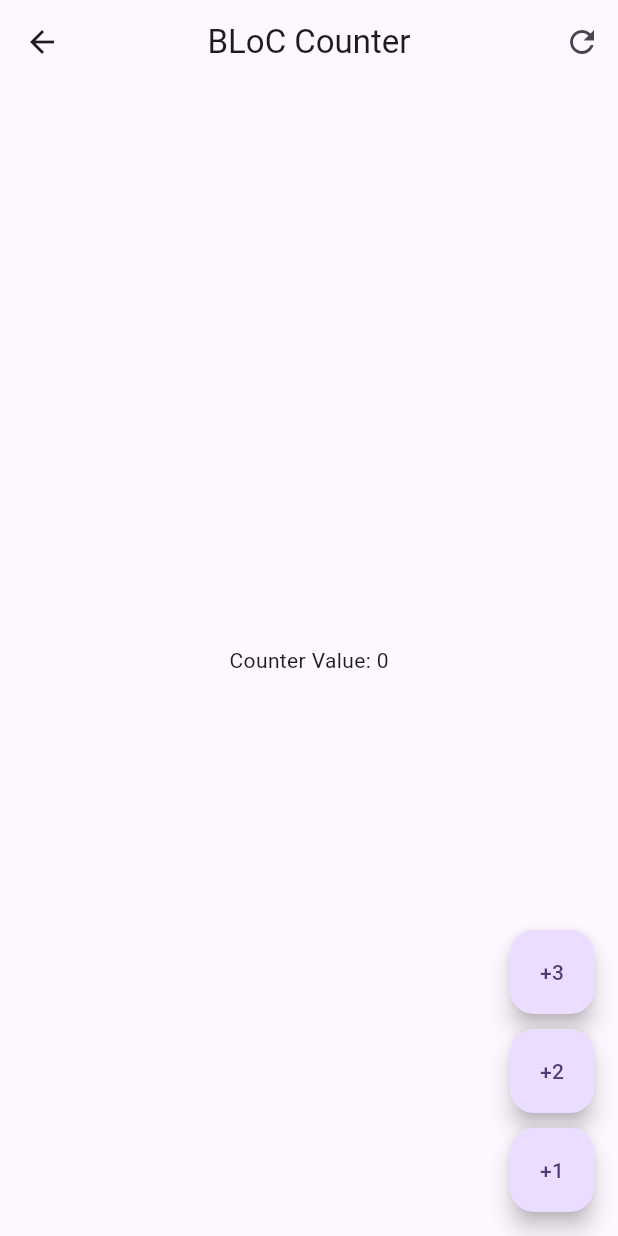
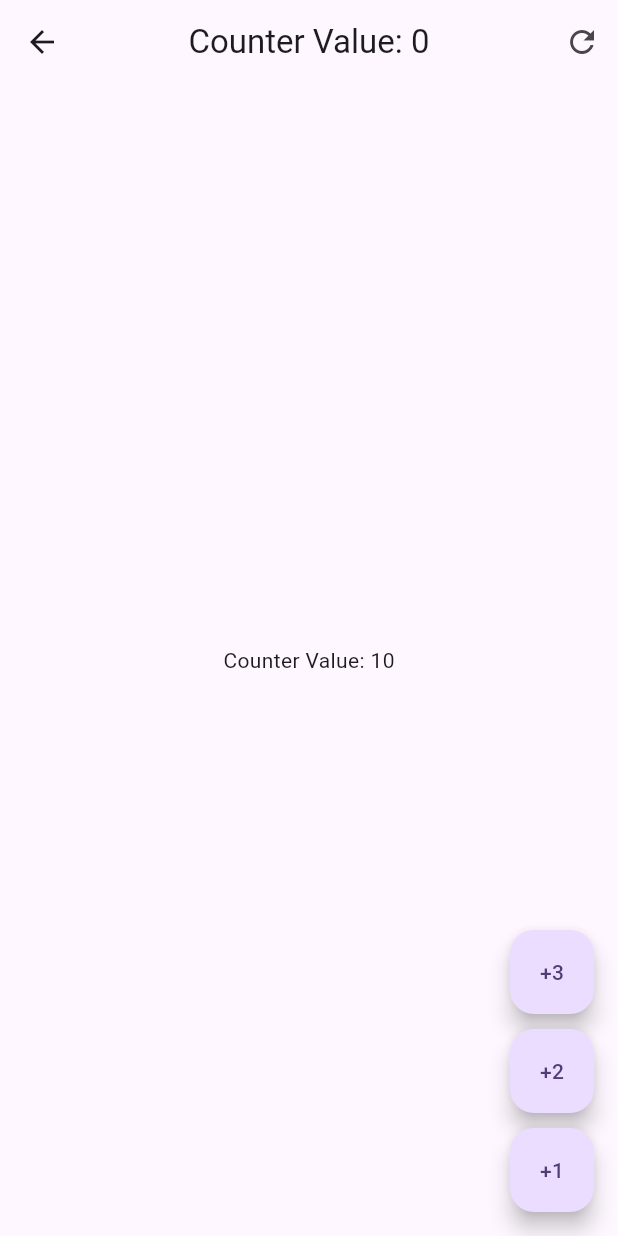
Before and after one commit to Zetah07/FlutterTechnical, a Flutter app: the screen it shows after launch, after a tap on "BLoC", on a phone screen of 412 x 824 dp. Run offline on Flutter 3.47's test engine with Material 2 defaults, Android fonts, the phone set to English and light mode, and no system bars; our stand-ins replace animate_do, bloc, equatable, flutter_bloc, flutter_riverpod, go_router and 1 more; network calls fail.

Commit message:
blocs counter complete

```diff
--- a/forms_app/lib/presentation/screens/blocs/counter_bloc/counter_bloc.dart
+++ b/forms_app/lib/presentation/screens/blocs/counter_bloc/counter_bloc.dart
@@ -8,6 +8,7 @@ class CounterBloc extends Bloc<CounterEvent, CounterState> {
 
   CounterBloc() : super(const CounterState()) {
     on<IncrementCounter>(_onIncrementCounter);
+    on<CounterReset>(_onCounterReset);
   }
 
 
@@ -19,4 +20,10 @@ class CounterBloc extends Bloc<CounterEvent, CounterState> {
       ));
   }
 
+
+  void _onCounterReset ( CounterReset event, Emitter<CounterState> emit ){
+    emit(state.copyWith(
+        counterValue: 0
+      ));
+  }
 }
--- a/forms_app/lib/presentation/screens/blocs/counter_bloc/counter_event.dart
+++ b/forms_app/lib/presentation/screens/blocs/counter_bloc/counter_event.dart
@@ -12,3 +12,7 @@ class IncrementCounter extends CounterEvent {
   final int value;
   const IncrementCounter(this.value);
 }
+
+class CounterReset extends CounterEvent {
+
+}
--- a/forms_app/lib/presentation/screens/blocs_counter_screen.dart
+++ b/forms_app/lib/presentation/screens/blocs_counter_screen.dart
@@ -1,50 +1,76 @@
 import 'package:flutter/material.dart';
+import 'package:flutter_bloc/flutter_bloc.dart';
+import 'package:forms_app/presentation/screens/blocs/counter_bloc/counter_bloc.dart';
 
 class BlocCounterScreen extends StatelessWidget {
   const BlocCounterScreen({super.key});
 
   @override
   Widget build(BuildContext context) {
+    return BlocProvider(
+      create: (context) => CounterBloc(),
+      child: const BlocCounterView(),
+    );
+  }
+}
+
+class BlocCounterView extends StatelessWidget {
+  const BlocCounterView({
+    super.key,
+  });
+
+  void _incrementCounter( BuildContext context, [int value = 1] ) {
+    context.read<CounterBloc>().add(IncrementCounter(value));
+  }
+
+  @override
+  Widget build(BuildContext context) {
     return Scaffold(
         appBar: AppBar(
-        title: const Text('BLoC Counter'),
+          title: context.select((CounterBloc counterBloc) => Text('Counter Value: ${counterBloc.state.transactionCount}')),
           centerTitle: true,
           actions: [
             IconButton(
               icon: const Icon(Icons.refresh),
-            onPressed: () => {},
+              onPressed: () => {
+                context.read<CounterBloc>().add(CounterReset()),
+              },
             ),
           ],
         ),
-
-      body: const Center(
-        child: Text('Counter Value: 0'),
+        body: Center(
+          child: context.select(
+            (CounterBloc counterBloc) =>
+                Text('Counter Value: ${counterBloc.state.counterValue}'),
           ),
-
+        ),
         floatingActionButton: Column(
           mainAxisAlignment: MainAxisAlignment.end,
           children: [
             FloatingActionButton(
               heroTag: '1',
               child: const Text('+3'),
-            onPressed: () => {},
+              onPressed: () => {
+                _incrementCounter(context, 3)
+              },
             ),
             const SizedBox(height: 10),
-
             FloatingActionButton(
               heroTag: '2',
               child: const Text('+2'),
-            onPressed: () => {},
+              onPressed: () => {
+                _incrementCounter(context, 2)
+              },
             ),
             const SizedBox(height: 10),
-
             FloatingActionButton(
               heroTag: '3',
               child: const Text('+1'),
-            onPressed: () => {},
+              onPressed: () => {
+                _incrementCounter(context)
+              },
             ),
           ],
-      )
-    );
+        ));
   }
 }
--- a/forms_app/lib/presentation/screens/home_screen.dart
+++ b/forms_app/lib/presentation/screens/home_screen.dart
@@ -25,6 +25,12 @@ class HomeScreen extends StatelessWidget {
               context.push('/blocs');
             },
           ),
+
+          const Padding(
+            padding: EdgeInsets.symmetric(horizontal: 16.0),
+            child: Divider(),
+          ),
+
         ],
       ),
     );
```
Lines whose indentation alone changed are shown as unchanged.
